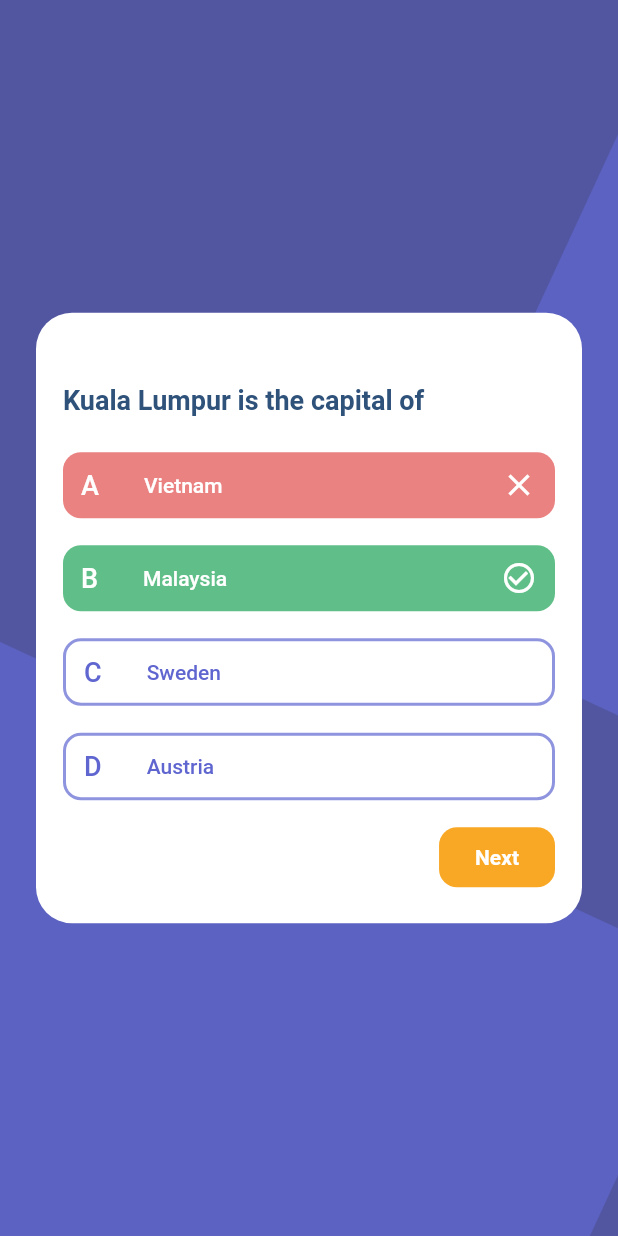
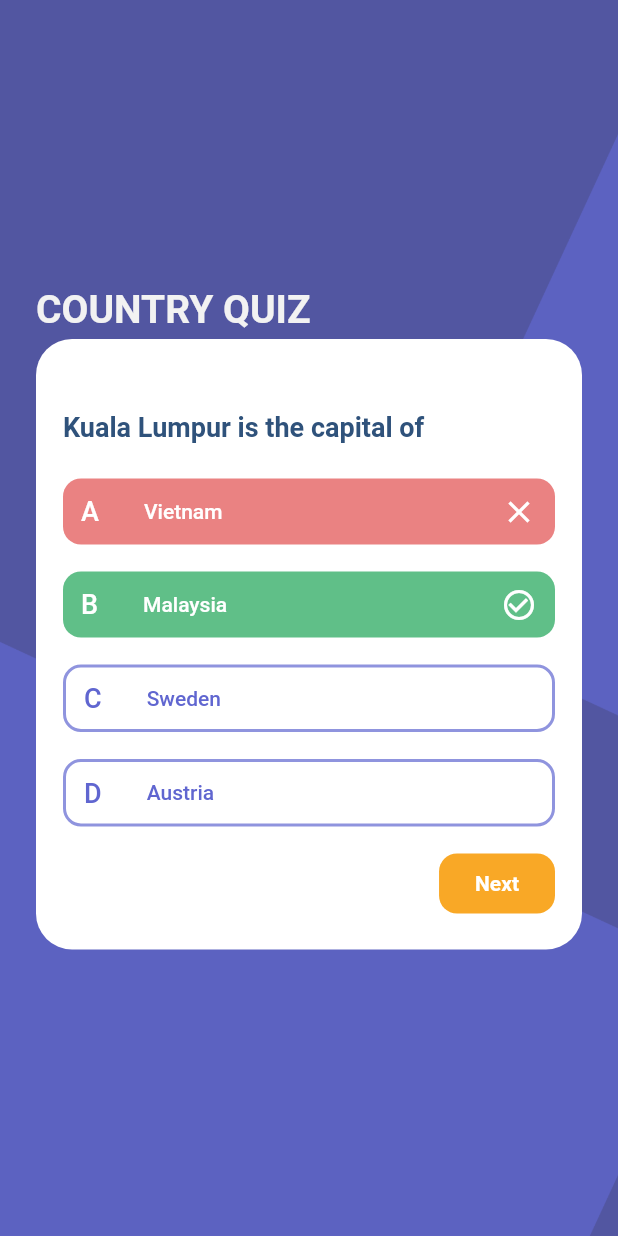
Before and after one commit to joaovirgili/country_quiz, a Flutter app: the QuizPage screen opened by its route, on a phone screen of 412 x 824 dp. Run offline on Flutter 3.47's test engine with Material 2 defaults, Android fonts, the phone set to English and light mode, and no system bars; our stand-ins replace flutter_modular, mobx; generated files the repository leaves out were written again.

Commit message:
Adicionado titulo ao QuestionWidget

```diff
--- a/lib/app/modules/home/pages/quiz/quiz_page.dart
+++ b/lib/app/modules/home/pages/quiz/quiz_page.dart
@@ -27,16 +27,28 @@ class _QuizPageState extends ModularState<QuizPage, QuizController> {
           LayoutBuilder(builder: (context, constraints) {
             return SizedBox(
               height: constraints.maxHeight,
-              child: Image.asset(
-                AppAssets.background,
-                fit: BoxFit.cover,
-              ),
+              child: Image.asset(AppAssets.background, fit: BoxFit.cover),
             );
           }),
           Center(
             child: Padding(
               padding: const EdgeInsets.symmetric(horizontal: 24.0),
-              child: QuestionWidget(),
+              child: Column(
+                crossAxisAlignment: CrossAxisAlignment.start,
+                mainAxisSize: MainAxisSize.min,
+                children: [
+                  Text(
+                    "COUNTRY QUIZ",
+                    style: TextStyle(
+                      color: Color(0xffF2F2F2),
+                      fontWeight: FontWeight.w700,
+                      fontSize: 26,
+                    ),
+                  ),
+                  SizedBox(height: 5),
+                  QuestionWidget(),
+                ],
+              ),
             ),
           )
         ],
```
